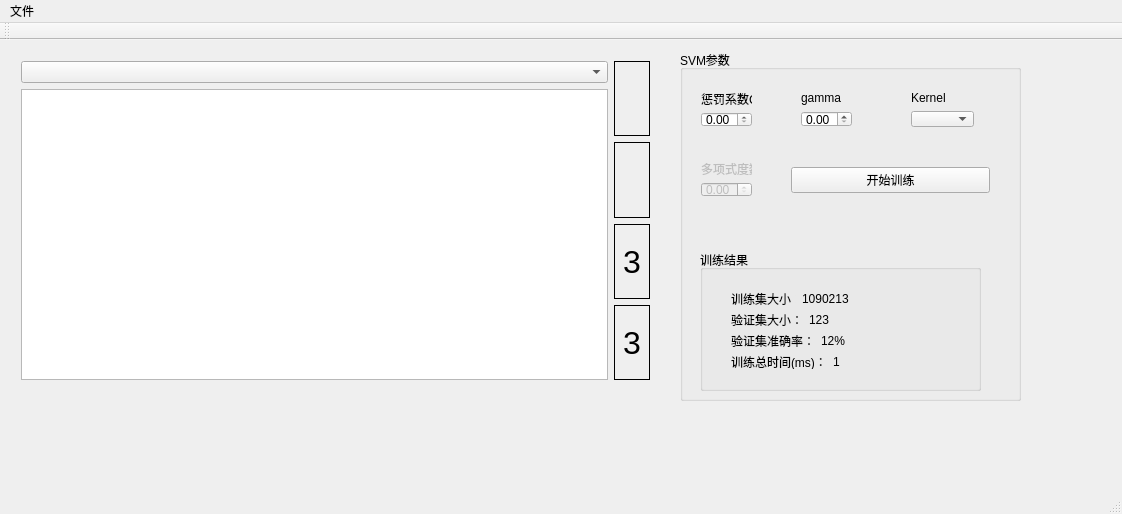
First picture: the form in src/trainingFrontEnd/mainwindow.ui, repository Penguinang/PlateRecog, before the edit.
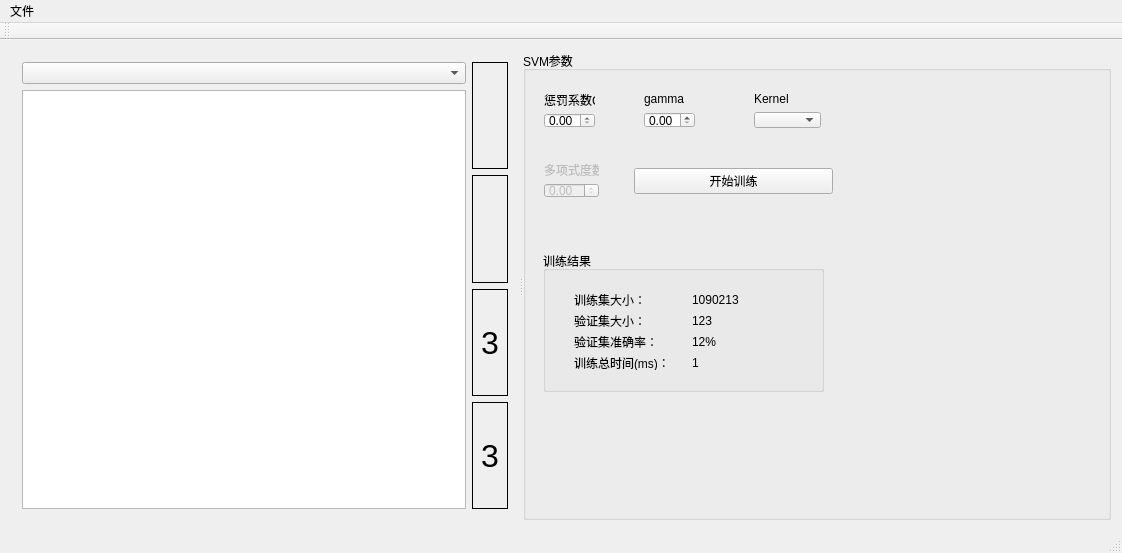
Second picture: the form after the edit. Icons and pictures are not drawn.

Diff of the .ui file:
```diff
--- a/src/trainingFrontEnd/mainwindow.ui
+++ b/src/trainingFrontEnd/mainwindow.ui
@@ -7,28 +7,124 @@
     <x>0</x>
     <y>0</y>
     <width>1122</width>
-    <height>514</height>
+    <height>553</height>
    </rect>
   </property>
   <property name="windowTitle">
    <string>MainWindow</string>
   </property>
   <widget class="QWidget" name="centralWidget">
+   <layout class="QHBoxLayout" name="horizontalLayout_6">
+    <item>
+     <widget class="QSplitter" name="splitter">
+      <property name="orientation">
+       <enum>Qt::Horizontal</enum>
+      </property>
+      <widget class="QWidget" name="layoutWidget">
+       <property name="sizePolicy">
+        <sizepolicy hsizetype="Fixed" vsizetype="Preferred">
+         <horstretch>0</horstretch>
+         <verstretch>0</verstretch>
+        </sizepolicy>
+       </property>
+       <layout class="QHBoxLayout" name="horizontalLayout">
+        <item>
+         <layout class="QVBoxLayout" name="verticalLayout_8">
+          <item>
+           <widget class="QComboBox" name="filesSelection_comboBox"/>
+          </item>
+          <item>
+           <widget class="QListWidget" name="allFiles"/>
+          </item>
+         </layout>
+        </item>
+        <item>
+         <layout class="QVBoxLayout" name="verticalLayout">
+          <item>
+           <widget class="QLabel" name="originalImage">
+            <property name="frameShape">
+             <enum>QFrame::Box</enum>
+            </property>
+            <property name="text">
+             <string/>
+            </property>
+            <property name="pixmap">
+             <pixmap>../../bin/platecharsamples/chars/_3/00800_颜色法_5_指数_13.jpg</pixmap>
+            </property>
+            <property name="margin">
+             <number>15</number>
+            </property>
+            <property name="indent">
+             <number>-1</number>
+            </property>
+           </widget>
+          </item>
+          <item>
+           <widget class="QLabel" name="HOGImage">
+            <property name="frameShape">
+             <enum>QFrame::Box</enum>
+            </property>
+            <property name="text">
+             <string/>
+            </property>
+            <property name="pixmap">
+             <pixmap>../../bin/platecharsamples/chars/_3/00800_颜色法_5_指数_13.jpg</pixmap>
+            </property>
+            <property name="margin">
+             <number>15</number>
+            </property>
+            <property name="indent">
+             <number>-1</number>
+            </property>
+           </widget>
+          </item>
+          <item>
+           <widget class="QLabel" name="imageLabel">
+            <property name="font">
+             <font>
+              <pointsize>24</pointsize>
+             </font>
+            </property>
+            <property name="frameShape">
+             <enum>QFrame::Box</enum>
+            </property>
+            <property name="text">
+             <string>3</string>
+            </property>
+           </widget>
+          </item>
+          <item>
+           <widget class="QLabel" name="predictedImageLabel">
+            <property name="font">
+             <font>
+              <pointsize>24</pointsize>
+             </font>
+            </property>
+            <property name="frameShape">
+             <enum>QFrame::Box</enum>
+            </property>
+            <property name="text">
+             <string>3</string>
+            </property>
+           </widget>
+          </item>
+         </layout>
+        </item>
+       </layout>
+      </widget>
    <widget class="QGroupBox" name="SVMParameters">
-    <property name="geometry">
-     <rect>
-      <x>680</x>
-      <y>10</y>
-      <width>341</width>
-      <height>351</height>
-     </rect>
-    </property>
     <property name="sizePolicy">
-     <sizepolicy hsizetype="Fixed" vsizetype="Minimum">
+        <sizepolicy hsizetype="Minimum" vsizetype="Minimum">
       <horstretch>0</horstretch>
       <verstretch>0</verstretch>
      </sizepolicy>
     </property>
+       <property name="minimumSize">
+        <size>
+         <width>371</width>
+         <height>379</height>
+        </size>
+       </property>
     <property name="title">
      <string>SVM参数</string>
     </property>
@@ -49,7 +145,7 @@
        <rect>
         <x>20</x>
         <y>30</y>
-        <width>140</width>
+           <width>251</width>
         <height>100</height>
        </rect>
       </property>
@@ -156,7 +252,7 @@
       <rect>
        <x>220</x>
        <y>30</y>
-       <width>85</width>
+          <width>89</width>
        <height>58</height>
       </rect>
      </property>
@@ -223,7 +319,7 @@
       <rect>
        <x>10</x>
        <y>100</y>
-       <width>73</width>
+          <width>77</width>
        <height>58</height>
       </rect>
      </property>
@@ -248,106 +344,9 @@
      </layout>
     </widget>
    </widget>
-   <widget class="QWidget" name="layoutWidget">
-    <property name="geometry">
-     <rect>
-      <x>10</x>
-      <y>10</y>
-      <width>651</width>
-      <height>341</height>
-     </rect>
-    </property>
-    <property name="sizePolicy">
-     <sizepolicy hsizetype="Fixed" vsizetype="Preferred">
-      <horstretch>0</horstretch>
-      <verstretch>0</verstretch>
-     </sizepolicy>
-    </property>
-    <layout class="QHBoxLayout" name="horizontalLayout">
-     <item>
-      <layout class="QVBoxLayout" name="verticalLayout_8">
-       <item>
-        <widget class="QComboBox" name="filesSelection_comboBox"/>
-       </item>
-       <item>
-        <widget class="QListWidget" name="allFiles"/>
-       </item>
-      </layout>
-     </item>
-     <item>
-      <layout class="QVBoxLayout" name="verticalLayout">
-       <item>
-        <widget class="QLabel" name="originalImage">
-         <property name="frameShape">
-          <enum>QFrame::Box</enum>
-         </property>
-         <property name="text">
-          <string/>
-         </property>
-         <property name="pixmap">
-          <pixmap>../../bin/platecharsamples/chars/_3/00800_颜色法_5_指数_13.jpg</pixmap>
-         </property>
-         <property name="margin">
-          <number>15</number>
-         </property>
-         <property name="indent">
-          <number>-1</number>
-         </property>
-        </widget>
-       </item>
-       <item>
-        <widget class="QLabel" name="HOGImage">
-         <property name="frameShape">
-          <enum>QFrame::Box</enum>
-         </property>
-         <property name="text">
-          <string/>
-         </property>
-         <property name="pixmap">
-          <pixmap>../../bin/platecharsamples/chars/_3/00800_颜色法_5_指数_13.jpg</pixmap>
-         </property>
-         <property name="margin">
-          <number>15</number>
-         </property>
-         <property name="indent">
-          <number>-1</number>
-         </property>
-        </widget>
-       </item>
-       <item>
-        <widget class="QLabel" name="imageLabel">
-         <property name="font">
-          <font>
-           <pointsize>24</pointsize>
-          </font>
-         </property>
-         <property name="frameShape">
-          <enum>QFrame::Box</enum>
-         </property>
-         <property name="text">
-          <string>3</string>
-         </property>
-        </widget>
-       </item>
-       <item>
-        <widget class="QLabel" name="predictedImageLabel">
-         <property name="font">
-          <font>
-           <pointsize>24</pointsize>
-          </font>
-         </property>
-         <property name="frameShape">
-          <enum>QFrame::Box</enum>
-         </property>
-         <property name="text">
-          <string>3</string>
-         </property>
-        </widget>
-       </item>
-      </layout>
-     </item>
-    </layout>
-   </widget>
+     </widget>
+    </item>
+   </layout>
   </widget>
   <widget class="QMenuBar" name="menuBar">
    <property name="geometry">
```
Left out of the diff: 2 changed lines with no effect on the pictures. Lines whose indentation alone changed are shown as unchanged.
